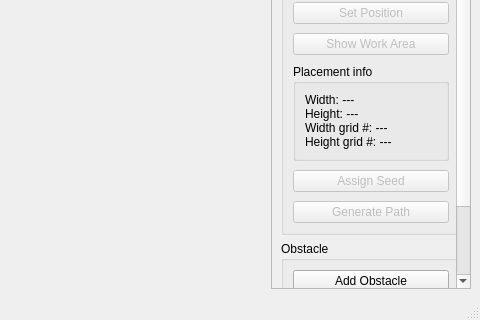
This is Qt_application/Test_map_widget.ui in issaccheng2008/test_map_widget as Qt 5 draws it before an edit; both pictures show x 320 to 800 and y 280 to 600 of the 800 by 600 pixel window. The edited form follows.
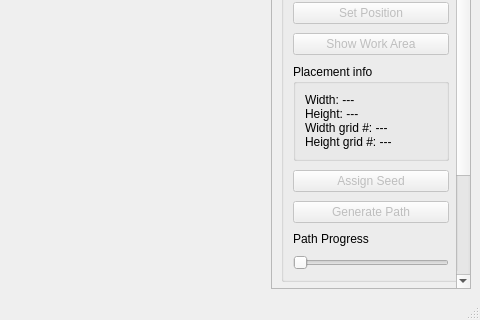
This is the edited form. Custom widgets are drawn as their Qt base class.

Commit message: Add path progress slider for generated routes

```diff
--- a/Qt_application/Test_map_widget.ui
+++ b/Qt_application/Test_map_widget.ui
@@ -192,6 +192,32 @@
             </property>
            </widget>
           </item>
+          <item>
+           <widget class="QLabel" name="pathProgressLabel">
+            <property name="text">
+             <string>Path Progress</string>
+            </property>
+            <property name="visible">
+             <bool>false</bool>
+            </property>
+           </widget>
+          </item>
+          <item>
+           <widget class="QSlider" name="pathProgressSlider">
+            <property name="enabled">
+             <bool>false</bool>
+            </property>
+            <property name="toolTip">
+             <string>Slide to reveal the generated path step by step.</string>
+            </property>
+            <property name="orientation">
+             <enum>Qt::Horizontal</enum>
+            </property>
+            <property name="visible">
+             <bool>false</bool>
+            </property>
+           </widget>
+          </item>
          </layout>
         </widget>
        </item>
```
The commit also changes 2 other files.
